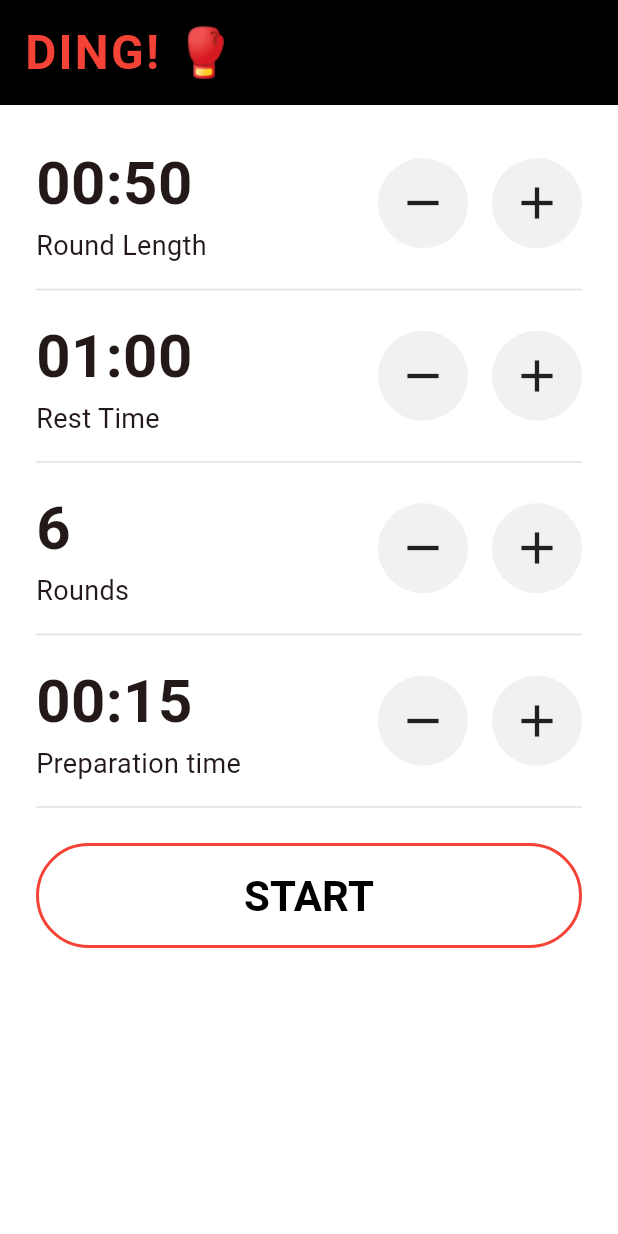
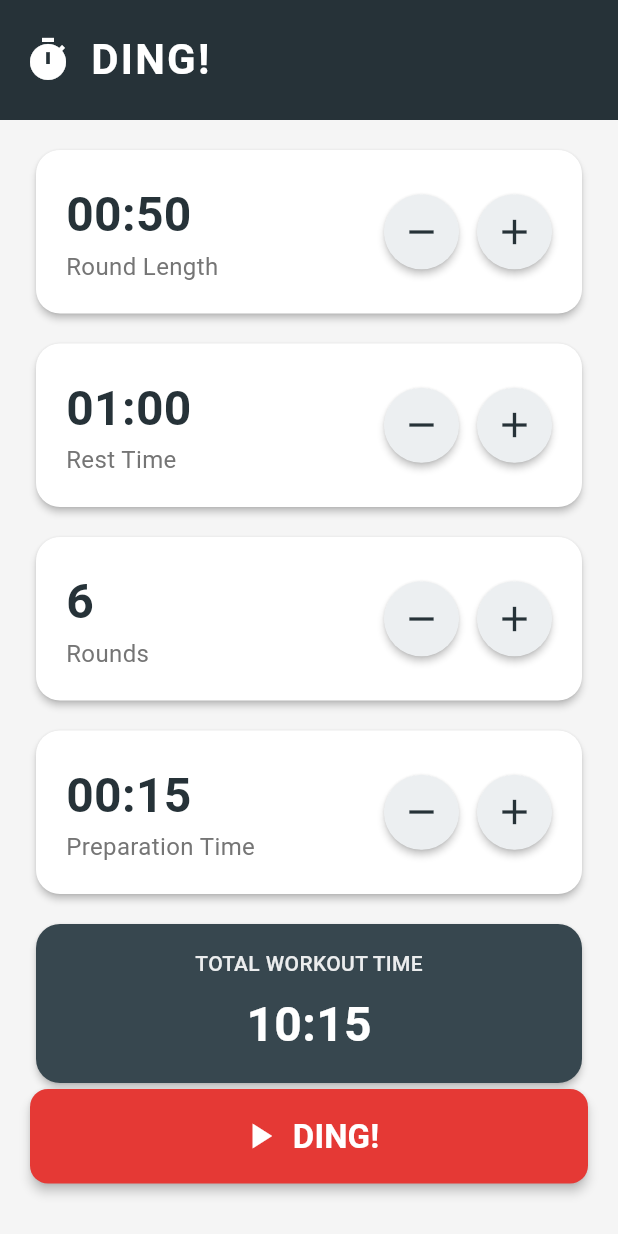
Before and after one commit to guidotheelen/Ding, a Flutter app: the screen it shows after launch, after a tap on the "remove" icon, on a phone screen of 412 x 824 dp. Run offline on Flutter 3.47's test engine with Material 3 defaults, Android fonts, the light colour scheme and no system bars.

Commit message:
feat: Refactor app theme and UI components for improved design and functionality

```diff
--- a/ding/lib/app_theme.dart
+++ b/ding/lib/app_theme.dart
@@ -9,29 +9,32 @@ class AppTheme {
       );
 
   // Colors
-  static const Color primaryRed = Colors.red;
-  static const Color background = Colors.white;
-  static const Color appBarBg = Colors.black;
-  static const Color appBarText = Colors.red;
-  static const Color settingLabel = Colors.black;
-  static const Color settingValue = Colors.black;
-  static const Color divider = Colors.black12;
-  static const Color promoBg = Colors.black;
+  static const Color primaryRed = Color(0xFFE53935);
+  static const Color background = Color(0xFFF5F5F5);
+  static const Color appBarBg = Color(0xFF263238);
+  static const Color appBarText = Colors.white;
+  static const Color settingLabel = Color(0xFF757575);
+  static const Color settingValue = Color(0xFF263238);
+  static const Color divider = Color(0xFFEEEEEE);
+  static const Color promoBg = Color(0xFF263238);
   static const Color promoText = Colors.white;
-  static const Color promoRed = Colors.red;
-  static const Color switchHelp = Colors.black54;
-  static const Color buttonBorder = Colors.red;
-  static const Color buttonText = Colors.black;
-  static const Color circleButtonBg = Color(0xFFF1F1F1);
+  static const Color promoRed = Color(0xFFE53935);
+  static const Color switchHelp = Color(0xFF757575);
+  static const Color buttonBg = Color(0xFFE53935);
+  static const Color buttonBorder = Colors.transparent;
+  static const Color buttonText = Colors.white;
+  static const Color circleButtonBg = Color(0xFFECEFF1);
+  static const Color circleButtonIcon = Color(0xFF263238);
+  static const Color cardBg = Colors.white;
+  static const Color darkCardBg = Color(0xFF37474F);
 
   // Font sizes
-  static const double appBarFontSize = 32;
-  static const double settingValueFontSize = 40;
-  static const double settingLabelFontSize = 18;
-  static const double switchFontSize = 40;
-  static const double startButtonFontSize = 28;
-  static const double promoFontSize = 20;
-  static const double promoDownloadFontSize = 18;
+  static const double appBarFontSize = 28;
+  static const double settingValueFontSize = 32;
+  static const double settingLabelFontSize = 16;
+  static const double switchFontSize = 32;
+  static const double startButtonFontSize = 22;
+  static const double promoFontSize = 18;
 
   // Font weights
   static const FontWeight bold = FontWeight.bold;
@@ -39,13 +42,19 @@ class AppTheme {
 
   // Paddings
   static const EdgeInsets appBarPadding =
-      EdgeInsets.symmetric(horizontal: 16.0, vertical: 12);
+      EdgeInsets.symmetric(horizontal: 20.0, vertical: 12);
   static const EdgeInsets screenPadding =
-      EdgeInsets.symmetric(horizontal: 24.0);
+      EdgeInsets.symmetric(horizontal: 20.0, vertical: 16.0);
+  static const EdgeInsets cardPadding = EdgeInsets.all(20.0);
   static const EdgeInsets promoPadding =
-      EdgeInsets.symmetric(vertical: 24, horizontal: 20);
+      EdgeInsets.symmetric(vertical: 20, horizontal: 20);
 
   // Border radius
-  static const double promoRadius = 40;
-  static const double buttonRadius = 40;
+  static const double promoRadius = 16;
+  static const double buttonRadius = 12;
+  static const double cardRadius = 16;
+
+  // Elevations
+  static const double cardElevation = 2.0;
+  static const double buttonElevation = 3.0;
 }
--- a/ding/lib/main.dart
+++ b/ding/lib/main.dart
@@ -50,13 +50,6 @@ class _DingHomePageState extends State<DingHomePage> {
     });
   }
 
-  void _changeSwitch(int delta) {
-    setState(() {
-      switchDuringRound =
-          (switchDuringRound + delta).clamp(0, switchOptions.length - 1);
-    });
-  }
-
   String _formatDuration(Duration d) {
     final m = d.inMinutes.remainder(60).toString().padLeft(2, '0');
     final s = (d.inSeconds.remainder(60)).toString().padLeft(2, '0');
@@ -67,15 +60,20 @@ class _DingHomePageState extends State<DingHomePage> {
   Widget build(BuildContext context) {
     return Scaffold(
       backgroundColor: AppTheme.background,
-      appBar: PreferredSize(
-        preferredSize: const Size.fromHeight(80),
-        child: Container(
-          color: AppTheme.appBarBg,
-          child: SafeArea(
-            child: Padding(
-              padding: AppTheme.appBarPadding,
-              child: Text(
-                'DING! 🥊',
+      appBar: AppBar(
+        backgroundColor: AppTheme.appBarBg,
+        elevation: 0,
+        toolbarHeight: 80,
+        title: Row(
+          children: [
+            Icon(
+              Icons.timer,
+              color: AppTheme.appBarText,
+              size: 32,
+            ),
+            const SizedBox(width: 12),
+            Text(
+              'DING!',
               style: TextStyle(
                 color: AppTheme.appBarText,
                 fontWeight: AppTheme.bold,
@@ -83,15 +81,14 @@ class _DingHomePageState extends State<DingHomePage> {
                 letterSpacing: 1.5,
               ),
             ),
-            ),
-          ),
+          ],
         ),
       ),
       body: Padding(
         padding: AppTheme.screenPadding,
         child: Column(
+          crossAxisAlignment: CrossAxisAlignment.stretch,
           children: [
-            const SizedBox(height: 16),
             SettingRow(
               label: 'Round Length',
               value: _formatDuration(roundLength),
@@ -100,7 +97,9 @@ class _DingHomePageState extends State<DingHomePage> {
               onPlus: () => setState(() =>
                   _changeDuration(roundLength, 10, (d) => roundLength = d)),
             ),
-            Divider(color: AppTheme.divider),
+
+            const SizedBox(height: 12),
+
             SettingRow(
               label: 'Rest Time',
               value: _formatDuration(restTime),
@@ -109,34 +108,76 @@ class _DingHomePageState extends State<DingHomePage> {
               onPlus: () => setState(
                   () => _changeDuration(restTime, 10, (d) => restTime = d)),
             ),
-            Divider(color: AppTheme.divider),
+
+            const SizedBox(height: 12),
+
             SettingRow(
               label: 'Rounds',
               value: rounds.toString(),
               onMinus: () => _changeRounds(-1),
               onPlus: () => _changeRounds(1),
             ),
-            Divider(color: AppTheme.divider),
+
+            const SizedBox(height: 12),
+
             SettingRow(
-              label: 'Preparation time',
+              label: 'Preparation Time',
               value: _formatDuration(prepTime),
               onMinus: () => setState(
                   () => _changeDuration(prepTime, -5, (d) => prepTime = d)),
               onPlus: () => setState(
                   () => _changeDuration(prepTime, 5, (d) => prepTime = d)),
             ),
-            Divider(color: AppTheme.divider),
-            const SizedBox(height: 16),
-            SizedBox(
-              width: double.infinity,
-              height: 70,
-              child: OutlinedButton(
-                style: OutlinedButton.styleFrom(
-                  side:
-                      const BorderSide(color: AppTheme.buttonBorder, width: 2),
+
+            const SizedBox(height: 12),
+
+            // Workout summary
+            Card(
+              elevation: AppTheme.cardElevation,
+              color: AppTheme.darkCardBg,
               shape: RoundedRectangleBorder(
-                      borderRadius:
-                          BorderRadius.circular(AppTheme.buttonRadius)),
+                borderRadius: BorderRadius.circular(AppTheme.cardRadius),
+              ),
+              child: Padding(
+                padding: const EdgeInsets.all(16.0),
+                child: Column(
+                  children: [
+                    Text(
+                      'TOTAL WORKOUT TIME',
+                      style: TextStyle(
+                        color: Colors.white.withOpacity(0.9),
+                        fontWeight: AppTheme.semiBold,
+                        fontSize: 14,
+                      ),
+                    ),
+                    const SizedBox(height: 8),
+                    Text(
+                      _formatDuration(prepTime +
+                          roundLength * rounds +
+                          restTime * (rounds - 1)),
+                      style: const TextStyle(
+                        color: Colors.white,
+                        fontWeight: FontWeight.bold,
+                        fontSize: 32,
+                      ),
+                    ),
+                  ],
+                ),
+              ),
+            ),
+
+            const Spacer(),
+
+            // Start button
+            ElevatedButton(
+              style: ElevatedButton.styleFrom(
+                backgroundColor: AppTheme.buttonBg,
+                foregroundColor: AppTheme.buttonText,
+                elevation: AppTheme.buttonElevation,
+                shape: RoundedRectangleBorder(
+                  borderRadius: BorderRadius.circular(AppTheme.buttonRadius),
+                ),
+                padding: const EdgeInsets.symmetric(vertical: 16),
               ),
               onPressed: () {
                 Navigator.of(context).push(
@@ -150,14 +191,23 @@ class _DingHomePageState extends State<DingHomePage> {
                   ),
                 );
               },
-                child: Text('START',
+              child: Row(
+                mainAxisAlignment: MainAxisAlignment.center,
+                children: [
+                  const Icon(Icons.play_arrow, size: 28),
+                  const SizedBox(width: 8),
+                  Text(
+                    'DING!',
                     style: TextStyle(
                       fontSize: AppTheme.startButtonFontSize,
                       fontWeight: AppTheme.bold,
-                        color: AppTheme.buttonText)),
                     ),
                   ),
-            const Spacer(),
+                ],
+              ),
+            ),
+
+            const SizedBox(height: 24),
           ],
         ),
       ),
--- a/ding/lib/setting_row.dart
+++ b/ding/lib/setting_row.dart
@@ -1,4 +1,5 @@
 import 'package:flutter/material.dart';
+import 'app_theme.dart';
 
 class SettingRow extends StatelessWidget {
   final String label;
@@ -16,43 +17,66 @@ class SettingRow extends StatelessWidget {
 
   @override
   Widget build(BuildContext context) {
-    return Padding(
-      padding: const EdgeInsets.symmetric(vertical: 8.0),
+    return Card(
+      elevation: AppTheme.cardElevation,
+      color: AppTheme.cardBg,
+      shape: RoundedRectangleBorder(
+        borderRadius: BorderRadius.circular(AppTheme.cardRadius),
+      ),
+      child: Padding(
+        padding: AppTheme.cardPadding,
         child: Row(
           mainAxisAlignment: MainAxisAlignment.spaceBetween,
           children: [
             Column(
               crossAxisAlignment: CrossAxisAlignment.start,
               children: [
-              Text(value,
-                  style: const TextStyle(
-                      fontSize: 40, fontWeight: FontWeight.bold)),
-              Text(label, style: const TextStyle(fontSize: 18)),
+                Text(
+                  value,
+                  style: TextStyle(
+                    fontSize: AppTheme.settingValueFontSize,
+                    fontWeight: AppTheme.bold,
+                    color: AppTheme.settingValue,
+                  ),
+                ),
+                Text(
+                  label,
+                  style: TextStyle(
+                    fontSize: AppTheme.settingLabelFontSize,
+                    color: AppTheme.settingLabel,
+                  ),
+                ),
               ],
             ),
             Row(
               children: [
                 _circleButton(Icons.remove, onMinus),
-              const SizedBox(width: 16),
+                const SizedBox(width: 12),
                 _circleButton(Icons.add, onPlus),
               ],
             ),
           ],
+        ),
       ),
     );
   }
 
   Widget _circleButton(IconData icon, VoidCallback onPressed) {
     return Material(
-      color: const Color(0xFFF1F1F1),
+      color: AppTheme.circleButtonBg,
       shape: const CircleBorder(),
+      elevation: 2,
       child: InkWell(
         customBorder: const CircleBorder(),
         onTap: onPressed,
         child: SizedBox(
-          width: 60,
-          height: 60,
-          child: Icon(icon, size: 36),
+          width: 50,
+          height: 50,
+          child: Icon(
+            icon,
+            size: 28,
+            color: AppTheme.circleButtonIcon,
+          ),
         ),
       ),
     );
```
Also changed, not shown: ding/lib/done_screen.dart (added, +33 -0 lines), ding/lib/segmented_progress_bar.dart (added, +104 -0 lines), ding/lib/timer_screen.dart (+120 -133 lines). Lines whose indentation alone changed are shown as unchanged.
